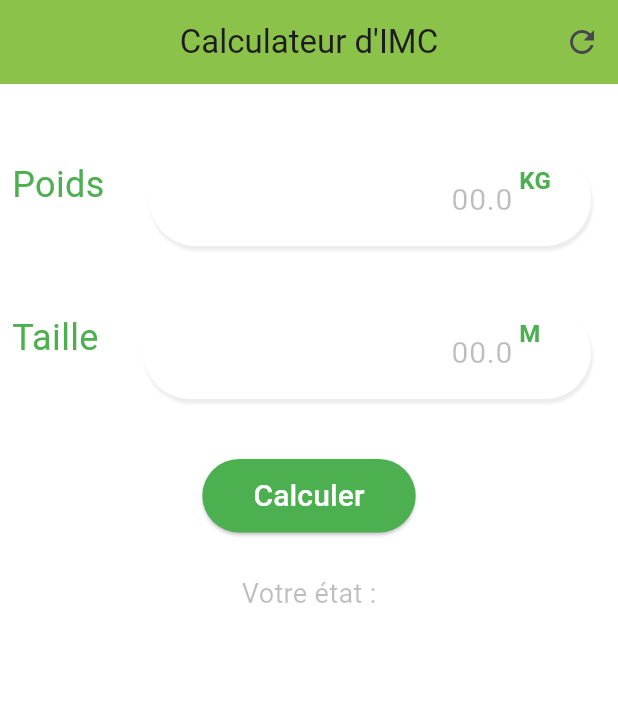
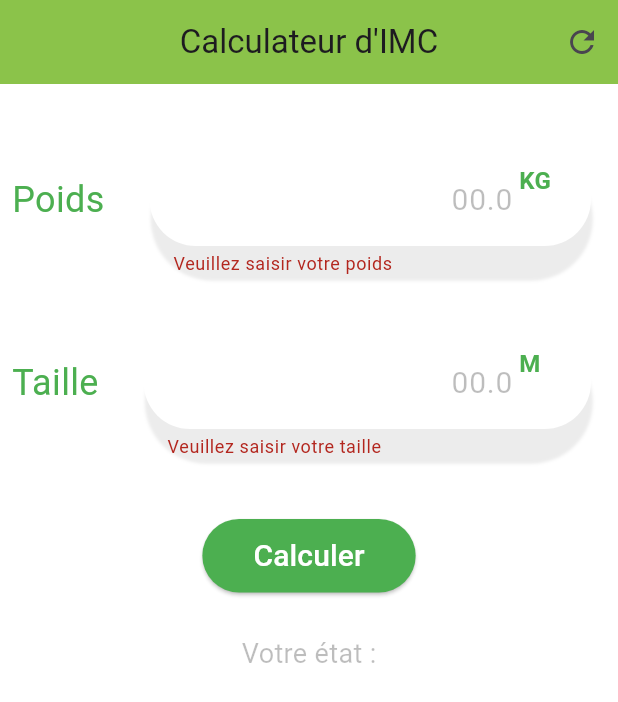
Before and after one commit to dhifallah-nizar-prof/flutter-interface-calcul-imc, a Flutter app: the screen it shows after launch, after a tap on "Calculer", on a phone screen of 412 x 824 dp. Shown: the top 702 px of the screen. Run offline on Flutter 3.47's test engine with Material 3 defaults, Android fonts, the phone set to English and light mode, and no system bars.

Commit message:
Validation des entrées avant calcul d'IMC

```diff
--- a/lib/home_page.dart
+++ b/lib/home_page.dart
@@ -9,6 +9,8 @@ class _HomePageState extends State<HomePage> {
   double? imc;
   TextEditingController weightController=TextEditingController();
   TextEditingController heightController=TextEditingController();
+  final _formKey = GlobalKey<FormState>();
+
   void _resetFields(){
     setState(() {
       weightController.clear();
@@ -59,8 +61,9 @@ void calculerIMC() {
       backgroundColor: Colors.white,
       body: SingleChildScrollView(
         padding: EdgeInsets.fromLTRB(8.0, 16.0, 8.0, 0.0),
-        child: Form(child:
-        Column(
+        child: Form(
+          key: _formKey,
+          child: Column(
           children: [
             Row(
               mainAxisAlignment: MainAxisAlignment.spaceAround,
@@ -84,7 +87,17 @@ void calculerIMC() {
                         ),
                         child: TextFormField(
                             controller: weightController,
-                            keyboardType:TextInputType.number ,textAlign:TextAlign.right,
+                            keyboardType:TextInputType.number ,
+                            validator: (value) {
+                              if (value == null || value.isEmpty){
+                                return "Veuillez saisir votre poids";
+                              }
+                              if (double.tryParse(value)==null) {
+                                return "Nombre invalide";
+                              }
+                              return null;
+                            },
+                            textAlign:TextAlign.right,
                         decoration: InputDecoration(hintText: "00.0",
                           hintStyle: TextStyle(color: Colors.black26, fontSize: 20),
                           suffixIcon: Text("KG",
@@ -123,7 +136,18 @@ void calculerIMC() {
                         ),
                         child: TextFormField(
                             controller: heightController,
-                            keyboardType:TextInputType.number ,textAlign:TextAlign.right,
+                            keyboardType:TextInputType.number ,
+                            validator: (value) {
+                              if (value == null || value.isEmpty){
+                                return "Veuillez saisir votre taille";
+                              }
+                              if (double.tryParse(value)==null) {
+                                return "Nombre invalide";
+                              }
+                              return null;
+                            },
+
+                            textAlign:TextAlign.right,
                         decoration: InputDecoration(hintText: "00.0",
                           hintStyle: TextStyle(color: Colors.black26, fontSize: 20),
                           suffixIcon: Text("M",
@@ -142,7 +166,12 @@ void calculerIMC() {
             ),
             Container(
               margin:EdgeInsets.fromLTRB(0, 30, 0, 20)              ,
-              child: ElevatedButton(onPressed: calculerIMC,
+              child: ElevatedButton(onPressed: () {
+                    if (_formKey.currentState!.validate()) {
+                      calculerIMC();
+                    }
+              }
+              ,
                 style: ElevatedButton.styleFrom(backgroundColor: Colors.green,), child: Padding(
                 padding: const EdgeInsets.all(10.0),
                 child: Text("Calculer",style: TextStyle(fontSize: 20,color: Colors.white),),
```
